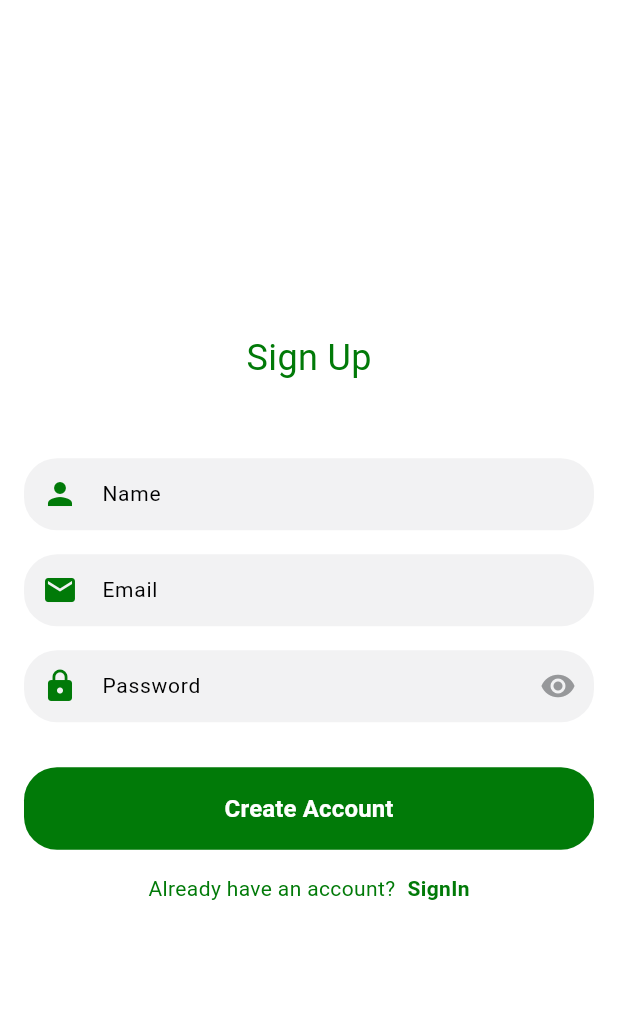
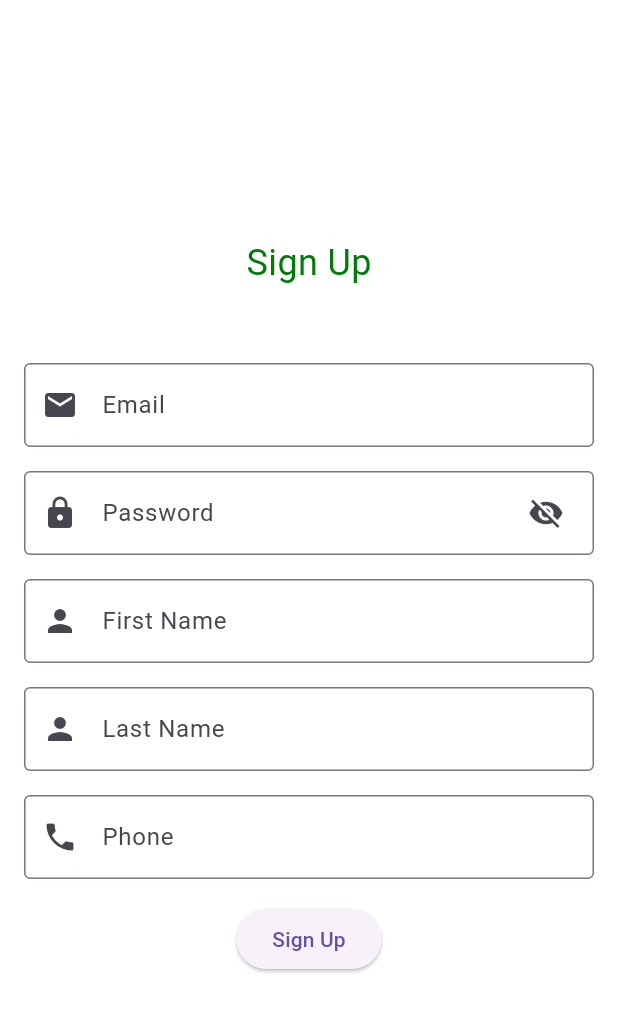
Before and after one commit to SofEng-Coursework/client, a Flutter app: the screen it shows after launch, on a phone screen of 412 x 824 dp. Shown: the top 1012 px of the screen. Run offline on Flutter 3.47's test engine with Material 3 defaults, Android fonts, the phone set to English and light mode, and no system bars; our stand-ins replace cloud_firestore, firebase_auth, firebase_core; accounts and stored records are empty.

Commit message:
Register page refactoring + form validation

```diff
--- a/lib/register.dart
+++ b/lib/register.dart
@@ -3,13 +3,9 @@ import 'package:provider/provider.dart';
 import 'package:virtual_queue/controllers/userAccountController.dart';
 
 class SignUp extends StatelessWidget {
-  final _nameController = TextEditingController();
-  final _emailController = TextEditingController();
-  final _passwordController = TextEditingController();
-
   @override
   Widget build(BuildContext context) {
-    return Scaffold(
+    return const Scaffold(
       backgroundColor: Color(0xffffffff),
       body: Align(
         alignment: Alignment.center,
@@ -32,188 +28,7 @@ class SignUp extends StatelessWidget {
                     color: Color(0xff017a08),
                   ),
                 ),
-                Padding(
-                  padding: EdgeInsets.fromLTRB(0, 50, 0, 16),
-                  child: TextField(
-                    controller: _nameController,
-                    obscureText: false,
-                    textAlign: TextAlign.start,
-                    maxLines: 1,
-                    style: TextStyle(
-                      fontWeight: FontWeight.w400,
-                      fontStyle: FontStyle.normal,
-                      fontSize: 14,
-                      color: Color(0xff000000),
-                    ),
-                    decoration: InputDecoration(
-                      disabledBorder: OutlineInputBorder(
-                        borderRadius: BorderRadius.circular(22.0),
-                        borderSide: BorderSide(color: Color(0x00ffffff), width: 1),
-                      ),
-                      focusedBorder: OutlineInputBorder(
-                        borderRadius: BorderRadius.circular(22.0),
-                        borderSide: BorderSide(color: Color(0x00ffffff), width: 1),
-                      ),
-                      enabledBorder: OutlineInputBorder(
-                        borderRadius: BorderRadius.circular(22.0),
-                        borderSide: BorderSide(color: Color(0x00ffffff), width: 1),
-                      ),
-                      hintText: "Name",
-                      hintStyle: TextStyle(
-                        fontWeight: FontWeight.w400,
-                        fontStyle: FontStyle.normal,
-                        fontSize: 14,
-                        color: Color(0xff000000),
-                      ),
-                      filled: true,
-                      fillColor: Color(0xfff2f2f3),
-                      isDense: false,
-                      contentPadding: EdgeInsets.symmetric(vertical: 8, horizontal: 12),
-                      prefixIcon: Icon(Icons.person, color: Color(0xff017a08), size: 24),
-                    ),
-                  ),
-                ),
-                TextField(
-                  controller: _emailController,
-                  obscureText: false,
-                  textAlign: TextAlign.start,
-                  maxLines: 1,
-                  style: TextStyle(
-                    fontWeight: FontWeight.w400,
-                    fontStyle: FontStyle.normal,
-                    fontSize: 14,
-                    color: Color(0xff000000),
-                  ),
-                  decoration: InputDecoration(
-                    disabledBorder: OutlineInputBorder(
-                      borderRadius: BorderRadius.circular(22.0),
-                      borderSide: BorderSide(color: Color(0x00ffffff), width: 1),
-                    ),
-                    focusedBorder: OutlineInputBorder(
-                      borderRadius: BorderRadius.circular(22.0),
-                      borderSide: BorderSide(color: Color(0x00ffffff), width: 1),
-                    ),
-                    enabledBorder: OutlineInputBorder(
-                      borderRadius: BorderRadius.circular(22.0),
-                      borderSide: BorderSide(color: Color(0x00ffffff), width: 1),
-                    ),
-                    hintText: "Email",
-                    hintStyle: TextStyle(
-                      fontWeight: FontWeight.w400,
-                      fontStyle: FontStyle.normal,
-                      fontSize: 14,
-                      color: Color(0xff000000),
-                    ),
-                    filled: true,
-                    fillColor: Color(0xfff2f2f3),
-                    isDense: false,
-                    contentPadding: EdgeInsets.symmetric(vertical: 8, horizontal: 12),
-                    prefixIcon: Icon(Icons.mail, color: Color(0xff017a08), size: 24),
-                  ),
-                ),
-                Padding(
-                  padding: EdgeInsets.fromLTRB(0, 16, 0, 30),
-                  child: TextField(
-                    controller: _passwordController,
-                    obscureText: true,
-                    textAlign: TextAlign.start,
-                    maxLines: 1,
-                    style: TextStyle(
-                      fontWeight: FontWeight.w400,
-                      fontStyle: FontStyle.normal,
-                      fontSize: 14,
-                      color: Color(0xff000000),
-                    ),
-                    decoration: InputDecoration(
-                      disabledBorder: OutlineInputBorder(
-                        borderRadius: BorderRadius.circular(22.0),
-                        borderSide: BorderSide(color: Color(0x00ffffff), width: 1),
-                      ),
-                      focusedBorder: OutlineInputBorder(
-                        borderRadius: BorderRadius.circular(22.0),
-                        borderSide: BorderSide(color: Color(0x00ffffff), width: 1),
-                      ),
-                      enabledBorder: OutlineInputBorder(
-                        borderRadius: BorderRadius.circular(22.0),
-                        borderSide: BorderSide(color: Color(0x00ffffff), width: 1),
-                      ),
-                      hintText: "Password",
-                      hintStyle: TextStyle(
-                        fontWeight: FontWeight.w400,
-                        fontStyle: FontStyle.normal,
-                        fontSize: 14,
-                        color: Color(0xff000000),
-                      ),
-                      filled: true,
-                      fillColor: Color(0xfff2f2f3),
-                      isDense: false,
-                      contentPadding: EdgeInsets.symmetric(vertical: 8, horizontal: 12),
-                      prefixIcon: Icon(Icons.lock, color: Color(0xff017a08), size: 24),
-                      suffixIcon: Icon(Icons.visibility, color: Color(0xff97989a), size: 24),
-                    ),
-                  ),
-                ),
-                MaterialButton(
-                  onPressed: () {
-                    final name = _nameController.value.text;
-                    final email = _emailController.value.text;
-                    final password = _passwordController.value.text;
-                    final userAccountController = Provider.of<UserAccountController>(context, listen: false);
-                    userAccountController.signUp(context, email, password);
-                  },
-                  color: Color(0xff017a08),
-                  elevation: 0,
-                  shape: RoundedRectangleBorder(
-                    borderRadius: BorderRadius.circular(22.0),
-                  ),
-                  padding: EdgeInsets.all(16),
-                  child: Text(
-                    "Create Account",
-                    style: TextStyle(
-                      fontSize: 16,
-                      fontWeight: FontWeight.w700,
-                      fontStyle: FontStyle.normal,
-                    ),
-                  ),
-                  textColor: Color(0xffffffff),
-                  height: 50,
-                  minWidth: MediaQuery.of(context).size.width,
-                ),
-                Padding(
-                  padding: EdgeInsets.fromLTRB(0, 16, 0, 0),
-                  child: Row(
-                    mainAxisAlignment: MainAxisAlignment.start,
-                    crossAxisAlignment: CrossAxisAlignment.center,
-                    mainAxisSize: MainAxisSize.min,
-                    children: [
-                      Text(
-                        "Already have an account?",
-                        textAlign: TextAlign.start,
-                        overflow: TextOverflow.clip,
-                        style: TextStyle(
-                          fontWeight: FontWeight.w400,
-                          fontStyle: FontStyle.normal,
-                          fontSize: 14,
-                          color: Color(0xff017a08),
-                        ),
-                      ),
-                      Padding(
-                        padding: EdgeInsets.fromLTRB(8, 0, 0, 0),
-                        child: Text(
-                          "SignIn",
-                          textAlign: TextAlign.start,
-                          overflow: TextOverflow.clip,
-                          style: TextStyle(
-                            fontWeight: FontWeight.w700,
-                            fontStyle: FontStyle.normal,
-                            fontSize: 14,
-                            color: Color(0xff017a08),
-                          ),
-                        ),
-                      ),
-                    ],
-                  ),
-                ),
+                RegisterForm(),
               ],
             ),
           ),
@@ -222,3 +37,176 @@ class SignUp extends StatelessWidget {
     );
   }
 }
+
+class RegisterForm extends StatefulWidget {
+  const RegisterForm({
+    super.key,
+  });
+
+  @override
+  State<RegisterForm> createState() => _RegisterFormState();
+}
+
+class _RegisterFormState extends State<RegisterForm> {
+  final _formKey = GlobalKey<FormState>();
+  bool _passwordVisible = false;
+
+  String _email = '';
+  String _password = '';
+  String _firstname = '';
+  String _lastname = '';
+  String _phone = '';
+
+  @override
+  void initState() {
+    _passwordVisible = false;
+    super.initState();
+  }
+
+  @override
+  Widget build(BuildContext context) {
+    return Padding(
+        padding: EdgeInsets.fromLTRB(0, 50, 0, 16),
+        child: Form(
+          key: _formKey,
+          child: Column(
+            children: <Widget>[
+              TextFormField(
+                onSaved: (value) {
+                  _email = value!;
+                },
+                decoration: InputDecoration(
+                  labelText: 'Email',
+                  border: OutlineInputBorder(),
+                  prefixIcon: Icon(Icons.email),
+                ),
+                validator: (value) {
+                  if (value == null || value.isEmpty) {
+                    return 'Please enter your email';
+                  }
+                  if (!RegExp(r'^[\w-]+(\.[\w-]+)*@([\w-]+\.)+[a-zA-Z]{2,7}$').hasMatch(value)) {
+                    return 'Please enter a valid email';
+                  }
+                  return null;
+                },
+              ),
+              SizedBox(
+                height: 16,
+              ),
+              TextFormField(
+                onSaved: (value) {
+                  _password = value!;
+                },
+                decoration: InputDecoration(
+                    labelText: 'Password',
+                    border: OutlineInputBorder(),
+                    prefixIcon: Icon(Icons.lock),
+                    suffixIcon: Padding(
+                      padding: const EdgeInsets.only(right: 8),
+                      child: IconButton(
+                        icon: Icon(
+                          _passwordVisible ? Icons.visibility : Icons.visibility_off,
+                        ),
+                        onPressed: () {
+                          setState(() {
+                            _passwordVisible = !_passwordVisible;
+                          });
+                        },
+                      ),
+                    )),
+                obscureText: !_passwordVisible,
+                validator: (value) {
+                  if (value == null || value.isEmpty) {
+                    return 'Please enter your password';
+                  }
+                  if (value.length < 6) {
+                    return 'Password must be at least 6 characters';
+                  }
+                  return null;
+                },
+              ),
+              SizedBox(
+                height: 16,
+              ),
+              TextFormField(
+                onSaved: (value) {
+                  _firstname = value!;
+                },
+                decoration: InputDecoration(
+                  labelText: 'First Name',
+                  border: OutlineInputBorder(),
+                  prefixIcon: Icon(Icons.person),
+                ),
+                validator: (value) {
+                  if (value == null || value.isEmpty) {
+                    return 'Please enter your first name';
+                  }
+                  return null;
+                },
+              ),
+              SizedBox(
+                height: 16,
+              ),
+              TextFormField(
+                onSaved: (value) {
+                  _lastname = value!;
+                },
+                decoration: InputDecoration(
+                  labelText: 'Last Name',
+                  border: OutlineInputBorder(),
+                  prefixIcon: Icon(Icons.person),
+                ),
+                validator: (value) {
+                  if (value == null || value.isEmpty) {
+                    return 'Please enter your last name';
+                  }
+                  return null;
+                },
+              ),
+              SizedBox(
+                height: 16,
+              ),
+              TextFormField(
+                onSaved: (value) {
+                  _phone = value!;
+                },
+                decoration: InputDecoration(labelText: 'Phone', border: OutlineInputBorder(), prefixIcon: Icon(Icons.phone)),
+                validator: (value) {
+                  if (value == null || value.isEmpty) {
+                    return 'Please enter your phone number';
+                  }
+                  if (!RegExp(r'^\+?\d{1,3}-?\d{3}-?\d{3}-?\d{4}$').hasMatch(value)) {
+                    return 'Please enter a valid phone number';
+                  }
+                  return null;
+                },
+              ),
+              SizedBox(
+                height: 16,
+              ),
+              ElevatedButton(
+                onPressed: () async {
+                  if (_formKey.currentState!.validate()) {
+                    _formKey.currentState!.save();
+                    ScaffoldMessenger.of(context).showSnackBar(SnackBar(content: Text('Processing Data')));
+                    final errStatus = await Provider.of<UserAccountController>(context, listen: false).signUp(
+                      _email,
+                      _password,
+                      _firstname,
+                      _lastname,
+                      _phone,
+                    );
+                    if (errStatus != null) {
+                      showDialog(context: context, builder: (context) => AlertDialog(content: Text(errStatus)));
+                    } else {
+                      ScaffoldMessenger.of(context).showSnackBar(SnackBar(content: Text('Sign up successful')));
+                    }
+                  }
+                },
+                child: Text('Sign Up'),
+              ),
+            ],
+          ),
+        ));
+  }
+}
```
Also changed, not shown: lib/controllers/userAccountController.dart (+15 -37 lines).
